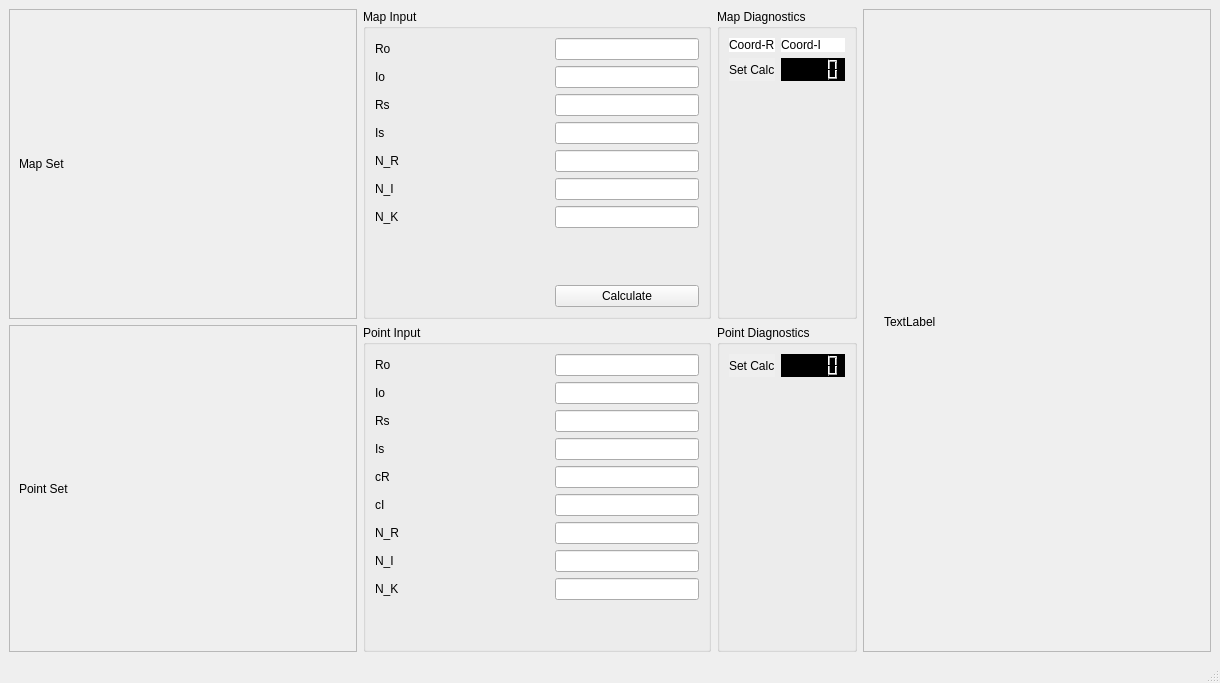
Old version of the form MyUI/MyUI/imageviewer.ui in the repository jgilbert314/FractalExplorer.
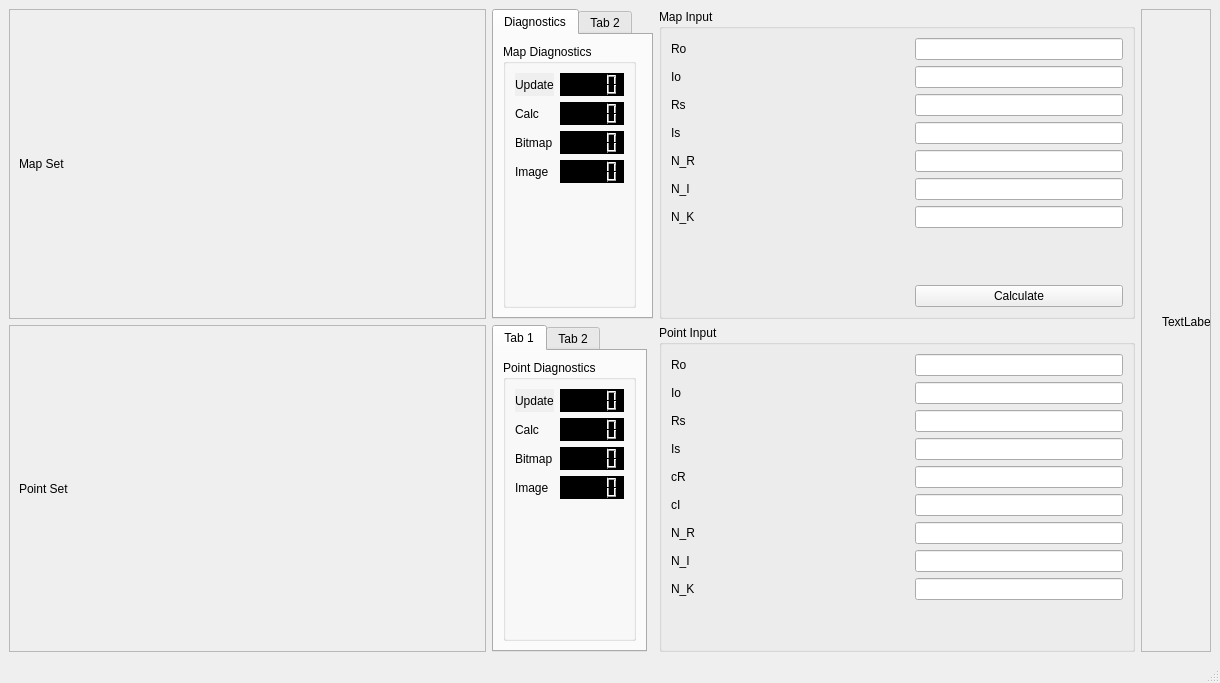
New version of the form. The open tabs and pages were chosen to show the change.

Commit message: Colour updates, working improvements (calc times, UI formatting)

What changed in the file:
```diff
--- a/MyUI/MyUI/imageviewer.ui
+++ b/MyUI/MyUI/imageviewer.ui
@@ -24,7 +24,7 @@
     <bool>true</bool>
    </property>
    <layout class="QGridLayout" name="gridLayout_2">
-    <item row="1" column="0">
+    <item row="2" column="0">
      <widget class="QScrollArea" name="scrollAreaP">
       <property name="widgetResizable">
        <bool>true</bool>
@@ -34,7 +34,7 @@
         <rect>
          <x>0</x>
          <y>0</y>
-         <width>343</width>
+         <width>465</width>
          <height>321</height>
         </rect>
        </property>
@@ -59,183 +59,55 @@
       </widget>
      </widget>
     </item>
-    <item row="0" column="0">
-     <widget class="QScrollArea" name="scrollAreaM">
+    <item row="1" column="4" rowspan="2">
+     <widget class="QScrollArea" name="scrollArea">
+      <property name="sizePolicy">
+       <sizepolicy hsizetype="Preferred" vsizetype="Expanding">
+        <horstretch>0</horstretch>
+        <verstretch>0</verstretch>
+       </sizepolicy>
+      </property>
       <property name="widgetResizable">
        <bool>true</bool>
       </property>
-      <widget class="QWidget" name="labelM">
-       <property name="enabled">
-        <bool>true</bool>
-       </property>
+      <widget class="QWidget" name="scrollAreaWidgetContents">
        <property name="geometry">
         <rect>
          <x>0</x>
          <y>0</y>
-         <width>343</width>
-         <height>290</height>
+         <width>68</width>
+         <height>619</height>
         </rect>
        </property>
-       <property name="mouseTracking">
-        <bool>true</bool>
-       </property>
-       <layout class="QHBoxLayout" name="horizontalLayout">
-        <item>
-         <widget class="QLabel" name="imageLabelM">
-          <property name="sizePolicy">
-           <sizepolicy hsizetype="Preferred" vsizetype="Preferred">
-            <horstretch>0</horstretch>
-            <verstretch>0</verstretch>
-           </sizepolicy>
-          </property>
-          <property name="autoFillBackground">
-           <bool>true</bool>
-          </property>
-          <property name="text">
-           <string>Map Set</string>
-          </property>
-          <property name="scaledContents">
-           <bool>true</bool>
-          </property>
-         </widget>
-        </item>
-       </layout>
+       <widget class="QLabel" name="label_colourPalette">
+        <property name="geometry">
+         <rect>
+          <x>20</x>
+          <y>21</y>
+          <width>311</width>
+          <height>581</height>
+         </rect>
+        </property>
+        <property name="sizePolicy">
+         <sizepolicy hsizetype="Ignored" vsizetype="Ignored">
+          <horstretch>0</horstretch>
+          <verstretch>0</verstretch>
+         </sizepolicy>
+        </property>
+        <property name="autoFillBackground">
+         <bool>true</bool>
+        </property>
+        <property name="text">
+         <string>TextLabel</string>
+        </property>
+        <property name="scaledContents">
+         <bool>true</bool>
+        </property>
+       </widget>
       </widget>
      </widget>
     </item>
-    <item row="0" column="2" alignment="Qt::AlignLeft">
-     <widget class="QGroupBox" name="diagBoxM">
-      <property name="sizePolicy">
-       <sizepolicy hsizetype="Preferred" vsizetype="Preferred">
-        <horstretch>0</horstretch>
-        <verstretch>0</verstretch>
-       </sizepolicy>
-      </property>
-      <property name="title">
-       <string>Map Diagnostics</string>
-      </property>
-      <layout class="QGridLayout" name="gridLayout_3">
-       <item row="1" column="1">
-        <widget class="QLCDNumber" name="calcLabelM_V">
-         <property name="styleSheet">
-          <string notr="true">background-color: rgb(0, 0, 0);
-</string>
-         </property>
-        </widget>
-       </item>
-       <item row="2" column="0">
-        <spacer name="verticalSpacer_2">
-         <property name="orientation">
-          <enum>Qt::Vertical</enum>
-         </property>
-         <property name="sizeHint" stdset="0">
-          <size>
-           <width>20</width>
-           <height>40</height>
-          </size>
-         </property>
-        </spacer>
-       </item>
-       <item row="1" column="0">
-        <widget class="QLabel" name="calcLabelM">
-         <property name="autoFillBackground">
-          <bool>true</bool>
-         </property>
-         <property name="text">
-          <string>Set Calc</string>
-         </property>
-        </widget>
-       </item>
-       <item row="0" column="0">
-        <widget class="QLabel" name="label_coord_R">
-         <property name="sizePolicy">
-          <sizepolicy hsizetype="Ignored" vsizetype="Preferred">
-           <horstretch>0</horstretch>
-           <verstretch>0</verstretch>
-          </sizepolicy>
-         </property>
-         <property name="styleSheet">
-          <string notr="true">background-color: rgb(255, 255, 255);
-font: 11pt &quot;Ubuntu Mono&quot;;</string>
-         </property>
-         <property name="text">
-          <string>Coord-R</string>
-         </property>
-        </widget>
-       </item>
-       <item row="0" column="1">
-        <widget class="QLabel" name="label_coord_I">
-         <property name="sizePolicy">
-          <sizepolicy hsizetype="Ignored" vsizetype="Preferred">
-           <horstretch>0</horstretch>
-           <verstretch>0</verstretch>
-          </sizepolicy>
-         </property>
-         <property name="styleSheet">
-          <string notr="true">background-color: rgb(255, 255, 255);
-font: 11pt &quot;Ubuntu Mono&quot;;</string>
-         </property>
-         <property name="text">
-          <string>Coord-I</string>
-         </property>
-        </widget>
-       </item>
-      </layout>
-     </widget>
-    </item>
-    <item row="1" column="2">
-     <widget class="QGroupBox" name="diagBoxP">
-      <property name="sizePolicy">
-       <sizepolicy hsizetype="Preferred" vsizetype="Preferred">
-        <horstretch>0</horstretch>
-        <verstretch>0</verstretch>
-       </sizepolicy>
-      </property>
-      <property name="title">
-       <string>Point Diagnostics</string>
-      </property>
-      <layout class="QGridLayout" name="gridLayout_5">
-       <item row="0" column="1">
-        <widget class="QLCDNumber" name="calcLabelP_V">
-         <property name="styleSheet">
-          <string notr="true">background-color: rgb(0, 0, 0);
-</string>
-         </property>
-        </widget>
-       </item>
-       <item row="0" column="0">
-        <widget class="QLabel" name="calcLabelP">
-         <property name="sizePolicy">
-          <sizepolicy hsizetype="Minimum" vsizetype="Preferred">
-           <horstretch>0</horstretch>
-           <verstretch>0</verstretch>
-          </sizepolicy>
-         </property>
-         <property name="autoFillBackground">
-          <bool>true</bool>
-         </property>
-         <property name="text">
-          <string>Set Calc</string>
-         </property>
-        </widget>
-       </item>
-       <item row="1" column="0">
-        <spacer name="verticalSpacer_4">
-         <property name="orientation">
-          <enum>Qt::Vertical</enum>
-         </property>
-         <property name="sizeHint" stdset="0">
-          <size>
-           <width>20</width>
-           <height>40</height>
-          </size>
-         </property>
-        </spacer>
-       </item>
-      </layout>
-     </widget>
-    </item>
-    <item row="0" column="1">
+    <item row="1" column="3">
      <widget class="QGroupBox" name="groupBoxM">
       <property name="title">
        <string>Map Input</string>
@@ -449,7 +321,133 @@
       </layout>
      </widget>
     </item>
-    <item row="1" column="1">
+    <item row="1" column="1" colspan="2">
+     <widget class="QTabWidget" name="tabWidget">
+      <property name="sizePolicy">
+       <sizepolicy hsizetype="Preferred" vsizetype="Preferred">
+        <horstretch>0</horstretch>
+        <verstretch>0</verstretch>
+       </sizepolicy>
+      </property>
+      <property name="currentIndex">
+       <number>0</number>
+      </property>
+      <property name="usesScrollButtons">
+       <bool>false</bool>
+      </property>
+      <property name="tabBarAutoHide">
+       <bool>false</bool>
+      </property>
+      <widget class="QWidget" name="tab">
+       <attribute name="title">
+        <string>Diagnostics</string>
+       </attribute>
+       <layout class="QFormLayout" name="formLayout">
+        <item row="0" column="0">
+         <widget class="QGroupBox" name="diagBoxM">
+          <property name="sizePolicy">
+           <sizepolicy hsizetype="Expanding" vsizetype="Expanding">
+            <horstretch>0</horstretch>
+            <verstretch>0</verstretch>
+           </sizepolicy>
+          </property>
+          <property name="autoFillBackground">
+           <bool>false</bool>
+          </property>
+          <property name="title">
+           <string>Map Diagnostics</string>
+          </property>
+          <layout class="QGridLayout" name="gridLayout_3">
+           <item row="1" column="0">
+            <widget class="QLabel" name="calcLabelM_calc">
+             <property name="text">
+              <string>Calc</string>
+             </property>
+            </widget>
+           </item>
+           <item row="2" column="0">
+            <widget class="QLabel" name="calcLabelM_bit">
+             <property name="text">
+              <string>Bitmap</string>
+             </property>
+            </widget>
+           </item>
+           <item row="0" column="1">
+            <widget class="QLCDNumber" name="calcLabelM_u_V">
+             <property name="styleSheet">
+              <string notr="true">background-color: rgb(0, 0, 0);
+</string>
+             </property>
+            </widget>
+           </item>
+           <item row="3" column="0">
+            <widget class="QLabel" name="calcLabelM_imag">
+             <property name="text">
+              <string>Image</string>
+             </property>
+            </widget>
+           </item>
+           <item row="0" column="0">
+            <widget class="QLabel" name="calcLabelM_u">
+             <property name="autoFillBackground">
+              <bool>true</bool>
+             </property>
+             <property name="text">
+              <string>Update</string>
+             </property>
+            </widget>
+           </item>
+           <item row="3" column="1">
+            <widget class="QLCDNumber" name="calcLabelM_imag_V">
+             <property name="styleSheet">
+              <string notr="true">background-color: rgb(0, 0, 0);
+</string>
+             </property>
+            </widget>
+           </item>
+           <item row="1" column="1">
+            <widget class="QLCDNumber" name="calcLabelM_calc_V">
+             <property name="styleSheet">
+              <string notr="true">background-color: rgb(0, 0, 0);
+</string>
+             </property>
+            </widget>
+           </item>
+           <item row="2" column="1">
+            <widget class="QLCDNumber" name="calcLabelM_bit_V">
+             <property name="styleSheet">
+              <string notr="true">background-color: rgb(0, 0, 0);
+</string>
+             </property>
+            </widget>
+           </item>
+           <item row="4" column="0">
+            <spacer name="verticalSpacer_2">
+             <property name="orientation">
+              <enum>Qt::Vertical</enum>
+             </property>
+             <property name="sizeHint" stdset="0">
+              <size>
+               <width>20</width>
+               <height>40</height>
+              </size>
+             </property>
+            </spacer>
+           </item>
+          </layout>
+         </widget>
+        </item>
+       </layout>
+      </widget>
+      <widget class="QWidget" name="tab_2">
+       <attribute name="title">
+        <string>Tab 2</string>
+       </attribute>
+       <layout class="QFormLayout" name="formLayout_3"/>
+      </widget>
+     </widget>
+    </item>
+    <item row="2" column="3">
      <widget class="QGroupBox" name="groupBoxP">
       <property name="title">
        <string>Point Input</string>
@@ -678,45 +676,170 @@
       </layout>
      </widget>
     </item>
-    <item row="0" column="3" rowspan="2">
-     <widget class="QScrollArea" name="scrollArea">
+    <item row="1" column="0">
+     <widget class="QScrollArea" name="scrollAreaM">
       <property name="widgetResizable">
        <bool>true</bool>
       </property>
-      <widget class="QWidget" name="scrollAreaWidgetContents">
+      <widget class="QWidget" name="labelM">
+       <property name="enabled">
+        <bool>true</bool>
+       </property>
        <property name="geometry">
         <rect>
          <x>0</x>
          <y>0</y>
-         <width>343</width>
-         <height>619</height>
+         <width>465</width>
+         <height>290</height>
         </rect>
        </property>
-       <widget class="QLabel" name="label_colourPalette">
-        <property name="geometry">
-         <rect>
-          <x>20</x>
-          <y>21</y>
-          <width>311</width>
-          <height>581</height>
-         </rect>
-        </property>
-        <property name="sizePolicy">
-         <sizepolicy hsizetype="Ignored" vsizetype="Ignored">
-          <horstretch>0</horstretch>
-          <verstretch>0</verstretch>
-         </sizepolicy>
-        </property>
-        <property name="autoFillBackground">
-         <bool>true</bool>
-        </property>
-        <property name="text">
-         <string>TextLabel</string>
-        </property>
-        <property name="scaledContents">
-         <bool>true</bool>
-        </property>
-       </widget>
+       <property name="mouseTracking">
+        <bool>true</bool>
+       </property>
+       <layout class="QHBoxLayout" name="horizontalLayout">
+        <item>
+         <widget class="QLabel" name="imageLabelM">
+          <property name="sizePolicy">
+           <sizepolicy hsizetype="Preferred" vsizetype="Preferred">
+            <horstretch>0</horstretch>
+            <verstretch>0</verstretch>
+           </sizepolicy>
+          </property>
+          <property name="autoFillBackground">
+           <bool>true</bool>
+          </property>
+          <property name="text">
+           <string>Map Set</string>
+          </property>
+          <property name="scaledContents">
+           <bool>true</bool>
+          </property>
+         </widget>
+        </item>
+       </layout>
+      </widget>
+     </widget>
+    </item>
+    <item row="2" column="1">
+     <widget class="QTabWidget" name="tabWidget_2">
+      <property name="sizePolicy">
+       <sizepolicy hsizetype="Preferred" vsizetype="Preferred">
+        <horstretch>0</horstretch>
+        <verstretch>0</verstretch>
+       </sizepolicy>
+      </property>
+      <property name="currentIndex">
+       <number>1</number>
+      </property>
+      <widget class="QWidget" name="tab_3">
+       <attribute name="title">
+        <string>Tab 1</string>
+       </attribute>
+       <layout class="QFormLayout" name="formLayout_2">
+        <item row="0" column="0">
+         <widget class="QGroupBox" name="diagBoxP">
+          <property name="sizePolicy">
+           <sizepolicy hsizetype="Preferred" vsizetype="Preferred">
+            <horstretch>0</horstretch>
+            <verstretch>0</verstretch>
+           </sizepolicy>
+          </property>
+          <property name="title">
+           <string>Point Diagnostics</string>
+          </property>
+          <layout class="QGridLayout" name="gridLayout_5">
+           <item row="4" column="1">
+            <spacer name="verticalSpacer_4">
+             <property name="orientation">
+              <enum>Qt::Vertical</enum>
+             </property>
+             <property name="sizeHint" stdset="0">
+              <size>
+               <width>20</width>
+               <height>40</height>
+              </size>
+             </property>
+            </spacer>
+           </item>
+           <item row="0" column="0">
+            <widget class="QLabel" name="calcLabelP_u">
+             <property name="sizePolicy">
+              <sizepolicy hsizetype="Minimum" vsizetype="Preferred">
+               <horstretch>0</horstretch>
+               <verstretch>0</verstretch>
+              </sizepolicy>
+             </property>
+             <property name="autoFillBackground">
+              <bool>true</bool>
+             </property>
+             <property name="text">
+              <string>Update</string>
+             </property>
+            </widget>
+           </item>
+           <item row="2" column="0">
+            <widget class="QLabel" name="calcLabelP_bit">
+             <property name="text">
+              <string>Bitmap</string>
+             </property>
+            </widget>
+           </item>
+           <item row="1" column="0">
+            <widget class="QLabel" name="calcLabelP_calc">
+             <property name="text">
+              <string>Calc</string>
+             </property>
+            </widget>
+           </item>
+           <item row="0" column="1">
+            <widget class="QLCDNumber" name="calcLabelP_u_V">
+             <property name="styleSheet">
+              <string notr="true">background-color: rgb(0, 0, 0);
+</string>
+             </property>
+            </widget>
+           </item>
+           <item row="3" column="0">
+            <widget class="QLabel" name="calcLabelP_imag">
+             <property name="text">
+              <string>Image</string>
+             </property>
+            </widget>
+           </item>
+           <item row="1" column="1">
+            <widget class="QLCDNumber" name="calcLabelP_calc_V">
+             <property name="styleSheet">
+              <string notr="true">background-color: rgb(0, 0, 0);
+</string>
+             </property>
+            </widget>
+           </item>
+           <item row="2" column="1">
+            <widget class="QLCDNumber" name="calcLabelP_bit_V">
+             <property name="styleSheet">
+              <string notr="true">background-color: rgb(0, 0, 0);
+</string>
+             </property>
+            </widget>
+           </item>
+           <item row="3" column="1">
+            <widget class="QLCDNumber" name="calcLabelP_imag_V">
+             <property name="styleSheet">
+              <string notr="true">background-color: rgb(0, 0, 0);
+</string>
+             </property>
+            </widget>
+           </item>
+          </layout>
+         </widget>
+        </item>
+       </layout>
+      </widget>
+      <widget class="QWidget" name="tab_4">
+       <attribute name="title">
+        <string>Tab 2</string>
+       </attribute>
+       <layout class="QFormLayout" name="formLayout_4"/>
       </widget>
      </widget>
     </item>
```
The commit also changes 20 other files.
